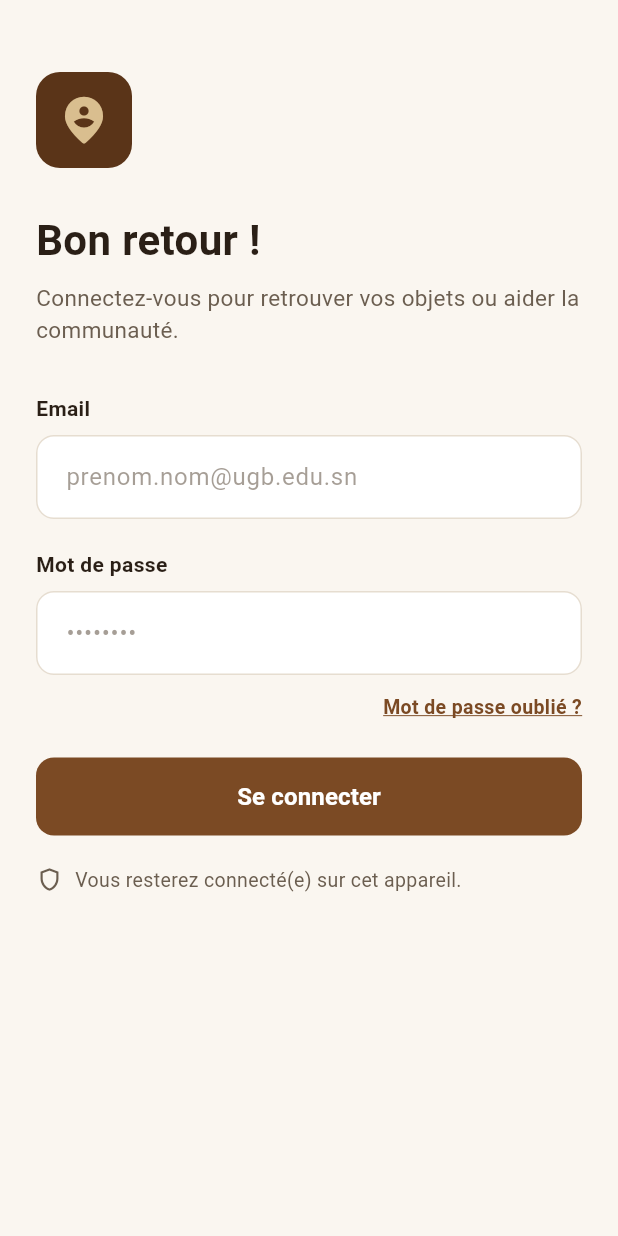
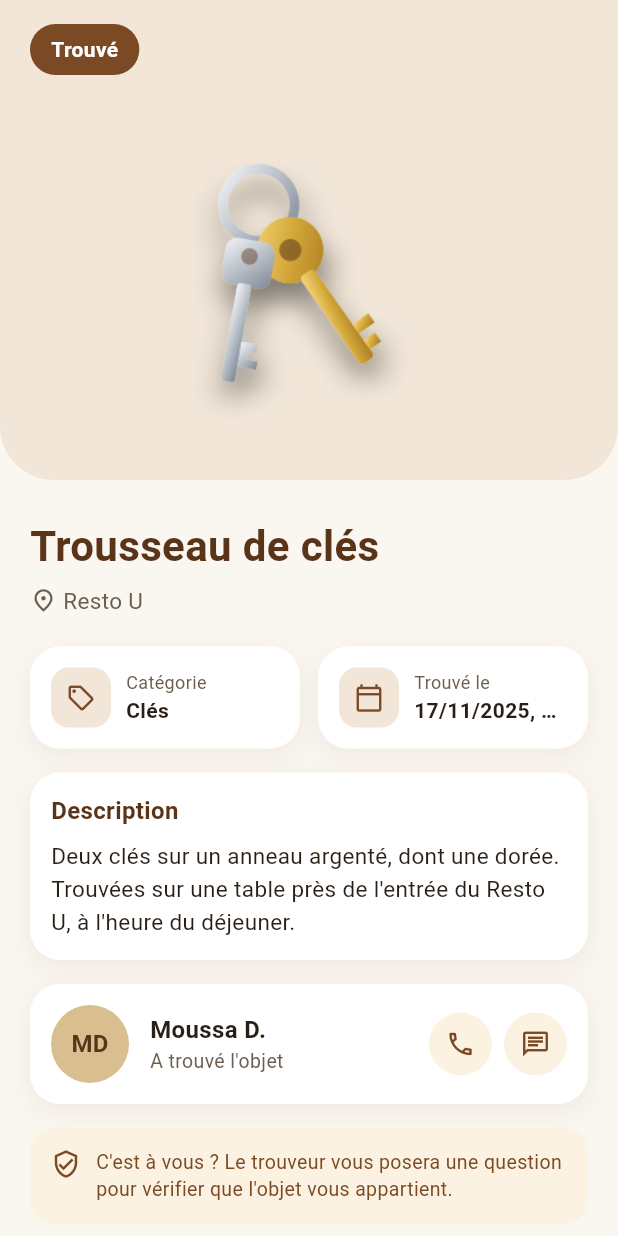
Before and after one commit to Fatou-fa/CampusLost, a Flutter app: the screen it shows after launch, on a phone screen of 412 x 824 dp. Run offline on Flutter 3.47's test engine with Material 3 defaults, Android fonts, the phone set to English and light mode, and no system bars.

Commit message:
accueil,choix,formulaire et detail

```diff
--- a/lib/main.dart
+++ b/lib/main.dart
@@ -27,20 +27,23 @@ class CampusLostApp extends StatelessWidget {
         colorScheme: ColorScheme.fromSeed(seedColor: Couleurs.marron),
         useMaterial3: true,
       ),
-      // Écran affiché au lancement.
-      // Pas encore de navigation : pour voir un autre écran, garde UNE seule
-      // ligne « home: » active et mets les autres en commentaire.
-      home: const LoginScreen(), // page de connexion (Gilbert)
+
+      // Pas encore de navigation
+
       //home: const BienvenueScreen(),
       //home: const InscriptionScreen(),
+      //home: const LoginScreen(),
       //home: const AccueilScreen(),
+
       //home: const ChoixTypeScreen(),
       //home: const FormulaireAnnonceScreen(),              // objet trouvé
       //home: const FormulaireAnnonceScreen(type: 'perdu'), // objet perdu
-      //home: DetailAnnonceScreen(annonce: annonceExemple),
+      home: DetailAnnonceScreen(annonce: annonceExemple),
     );
   }
 }
+
+
 
 /// Annonce d'exemple pour tester l'écran de détail sans navigation.
 final annonceExemple = Annonce(
@@ -52,7 +55,7 @@ final annonceExemple = Annonce(
   type: 'trouve',
   statut: 'active',
   photoUrl: 'assets/images/objets/cles.png',
-  date: 'Hier, 12 h 30',
+  date: '17/11/2025, 12 h 30',
   categorie: 'Clés',
   lieu: 'Resto U',
   auteurId: 2,
--- a/lib/models/utilisateur_model.dart
+++ b/lib/models/utilisateur_model.dart
@@ -1,12 +1,12 @@
 /// Un utilisateur de CampusLost.
 ///
-/// Le mot de passe n'est pas stocké ici : l'API ne le renvoie jamais.
+/// Le mot de passe n'est pas stocké ici
 class Utilisateur {
   final int id;
   final String nom;
   final String prenom;
   final String email;
-  final String telephone; // texte, pour garder le 0 et le +221
+  final String telephone; // texte, pour garder le +221
 
   Utilisateur({
     required this.id,
--- /dev/null
+++ b/lib/screens/detail_annonce_screen.dart
@@ -0,0 +1,302 @@
+import 'package:flutter/material.dart';
+
+import '../models/annonce_model.dart';
+import '../theme/couleurs.dart';
+
+/// Détail d'une annonce : grande photo de l'objet, informations, description
+/// et personne qui l'a publiée. Affichage seul pour l'instant.
+class DetailAnnonceScreen extends StatelessWidget {
+  final Annonce annonce;
+
+  const DetailAnnonceScreen({super.key, required this.annonce});
+
+  @override
+  Widget build(BuildContext context) {
+    return Scaffold(
+      backgroundColor: Couleurs.fond,
+      body: ListView(
+        padding: EdgeInsets.zero,
+        children: [
+          _photo(),
+          Padding(
+            padding: const EdgeInsets.fromLTRB(20, 24, 20, 32),
+            child: Column(
+              crossAxisAlignment: CrossAxisAlignment.start,
+              children: [
+                // ---------- Titre et lieu ----------
+                Text(
+                  annonce.titre,
+                  style: const TextStyle(
+                    fontSize: 28,
+                    fontWeight: FontWeight.bold,
+                    color: Couleurs.marronFonce,
+                  ),
+                ),
+                const SizedBox(height: 6),
+                Row(
+                  children: [
+                    const Icon(Icons.place_outlined,
+                        size: 18, color: Couleurs.texteDiscret),
+                    const SizedBox(width: 4),
+                    Text(
+                      annonce.lieu,
+                      style: const TextStyle(
+                          fontSize: 15, color: Couleurs.texteDiscret),
+                    ),
+                  ],
+                ),
+                const SizedBox(height: 20),
+
+                // ---------- Catégorie et date, côte à côte ----------
+                Row(
+                  children: [
+                    Expanded(
+                      child: _info(Icons.sell_outlined, 'Catégorie',
+                          annonce.categorie),
+                    ),
+                    const SizedBox(width: 12),
+                    Expanded(
+                      child: _info(Icons.calendar_today_outlined,
+                          annonce.estPerdue ? 'Perdu le' : 'Trouvé le',
+                          annonce.date),
+                    ),
+                  ],
+                ),
+                const SizedBox(height: 16),
+
+                // ---------- Description ----------
+                _carte(
+                  child: Column(
+                    crossAxisAlignment: CrossAxisAlignment.start,
+                    children: [
+                      const Text(
+                        'Description',
+                        style: TextStyle(
+                          fontSize: 16,
+                          fontWeight: FontWeight.bold,
+                          color: Couleurs.marronFonce,
+                        ),
+                      ),
+                      const SizedBox(height: 8),
+                      Text(
+                        annonce.description.isEmpty
+                            ? 'Aucune description.'
+                            : annonce.description,
+                        style: const TextStyle(
+                          fontSize: 15,
+                          height: 1.45,
+                          color: Couleurs.texte,
+                        ),
+                      ),
+                    ],
+                  ),
+                ),
+                const SizedBox(height: 16),
+
+                // ---------- Personne qui a publié ----------
+                _carte(
+                  child: Row(
+                    children: [
+                      CircleAvatar(
+                        radius: 26,
+                        backgroundColor: Couleurs.beige,
+                        child: Text(
+                          _initiales(annonce.auteurNom),
+                          style: const TextStyle(
+                            fontWeight: FontWeight.bold,
+                            color: Couleurs.marronFonce,
+                          ),
+                        ),
+                      ),
+                      const SizedBox(width: 14),
+                      Expanded(
+                        child: Column(
+                          crossAxisAlignment: CrossAxisAlignment.start,
+                          children: [
+                            Text(
+                              annonce.auteurNom,
+                              style: const TextStyle(
+                                fontSize: 16,
+                                fontWeight: FontWeight.bold,
+                                color: Couleurs.texte,
+                              ),
+                            ),
+                            Text(
+                              annonce.estPerdue
+                                  ? "A perdu l'objet"
+                                  : "A trouvé l'objet",
+                              style: const TextStyle(
+                                  fontSize: 13, color: Couleurs.texteDiscret),
+                            ),
+                          ],
+                        ),
+                      ),
+                      // Moyens de contact (affichage seulement)
+                      _pastille(Icons.phone_outlined),
+                      const SizedBox(width: 8),
+                      _pastille(Icons.chat_outlined),
+                    ],
+                  ),
+                ),
+
+                // ---------- Conseil (objet trouvé seulement) ----------
+                if (!annonce.estPerdue) ...[
+                  const SizedBox(height: 16),
+                  Container(
+                    padding: const EdgeInsets.all(14),
+                    decoration: BoxDecoration(
+                      color: Couleurs.beigeClair,
+                      borderRadius: BorderRadius.circular(16),
+                    ),
+                    child: const Row(
+                      crossAxisAlignment: CrossAxisAlignment.start,
+                      children: [
+                        Icon(Icons.verified_user_outlined,
+                            color: Couleurs.marron, size: 20),
+                        SizedBox(width: 10),
+                        Expanded(
+                          child: Text(
+                            "C'est à vous ? Le trouveur vous posera une question "
+                            "pour vérifier que l'objet vous appartient.",
+                            style: TextStyle(
+                                fontSize: 13, color: Couleurs.marron, height: 1.35),
+                          ),
+                        ),
+                      ],
+                    ),
+                  ),
+                ],
+              ],
+            ),
+          ),
+        ],
+      ),
+    );
+  }
+
+  /// Grande photo de l'objet sur fond beige, avec le badge Perdu / Trouvé.
+  Widget _photo() {
+    return Container(
+      height: 320,
+      decoration: const BoxDecoration(
+        color: Couleurs.beigeTrouve,
+        borderRadius: BorderRadius.vertical(bottom: Radius.circular(36)),
+      ),
+      child: SafeArea(
+        bottom: false,
+        child: Stack(
+          children: [
+            // Photo centrée, en grand
+            Center(
+              child: Padding(
+                padding: const EdgeInsets.only(top: 16),
+                child: annonce.photoUrl != null
+                    ? Image.asset(annonce.photoUrl!, height: 240)
+                    : const Icon(Icons.inventory_2_outlined,
+                        size: 120, color: Couleurs.marron),
+              ),
+            ),
+            // Badge en haut à gauche
+            Positioned(
+              left: 20,
+              top: 16,
+              child: Container(
+                padding:
+                    const EdgeInsets.symmetric(horizontal: 14, vertical: 7),
+                decoration: BoxDecoration(
+                  color: annonce.estPerdue ? Colors.white : Couleurs.marron,
+                  borderRadius: BorderRadius.circular(20),
+                ),
+                child: Text(
+                  annonce.estPerdue ? 'Perdu' : 'Trouvé',
+                  style: TextStyle(
+                    fontWeight: FontWeight.bold,
+                    color: annonce.estPerdue ? Couleurs.marron : Colors.white,
+                  ),
+                ),
+              ),
+            ),
+          ],
+        ),
+      ),
+    );
+  }
+
+  /// Petite carte blanche : icône, libellé et valeur.
+  Widget _info(IconData icone, String libelle, String valeur) {
+    return _carte(
+      child: Row(
+        children: [
+          Container(
+            width: 40,
+            height: 40,
+            decoration: BoxDecoration(
+              color: Couleurs.beigeTrouve,
+              borderRadius: BorderRadius.circular(12),
+            ),
+            child: Icon(icone, size: 20, color: Couleurs.marron),
+          ),
+          const SizedBox(width: 10),
+          Expanded(
+            child: Column(
+              crossAxisAlignment: CrossAxisAlignment.start,
+              children: [
+                Text(libelle,
+                    style: const TextStyle(
+                        fontSize: 12, color: Couleurs.texteDiscret)),
+                Text(
+                  valeur,
+                  overflow: TextOverflow.ellipsis,
+                  style: const TextStyle(
+                    fontSize: 14,
+                    fontWeight: FontWeight.w600,
+                    color: Couleurs.texte,
+                  ),
+                ),
+              ],
+            ),
+          ),
+        ],
+      ),
+    );
+  }
+
+  /// Fond blanc arrondi avec une ombre douce, réutilisé par plusieurs blocs.
+  Widget _carte({required Widget child}) {
+    return Container(
+      width: double.infinity,
+      padding: const EdgeInsets.all(14),
+      decoration: BoxDecoration(
+        color: Colors.white,
+        borderRadius: BorderRadius.circular(20),
+        boxShadow: [
+          BoxShadow(
+            color: Couleurs.marronFonce.withValues(alpha: 0.07),
+            blurRadius: 14,
+            offset: const Offset(0, 5),
+          ),
+        ],
+      ),
+      child: child,
+    );
+  }
+
+  /// Pastille ronde avec une icône de contact (affichage seulement).
+  Widget _pastille(IconData icone) {
+    return Container(
+      width: 42,
+      height: 42,
+      decoration: const BoxDecoration(
+        color: Couleurs.beigeClair,
+        shape: BoxShape.circle,
+      ),
+      child: Icon(icone, size: 20, color: Couleurs.marron),
+    );
+  }
+
+  /// Initiales à partir d'un nom, par exemple « Moussa D. » donne « MD ».
+  String _initiales(String nom) {
+    final mots = nom.split(' ').where((m) => m.isNotEmpty).toList();
+    return mots.map((m) => m[0]).take(2).join().toUpperCase();
+  }
+}
```
Also changed, not shown: lib/screens/choix_type_screen.dart (added, +130 -0 lines), lib/screens/formulaire_annonce_screen.dart (added, +172 -0 lines), assets/images/bienvenue_illustration.png (added), assets/images/icone_app_ugb.png (added), assets/images/logo.png (added), assets/images/logo.svg (added), assets/images/logo_campuslost_ugb.png (added), assets/images/logo_ugb.jpeg (added), assets/images/logo_ugb.png (added).
